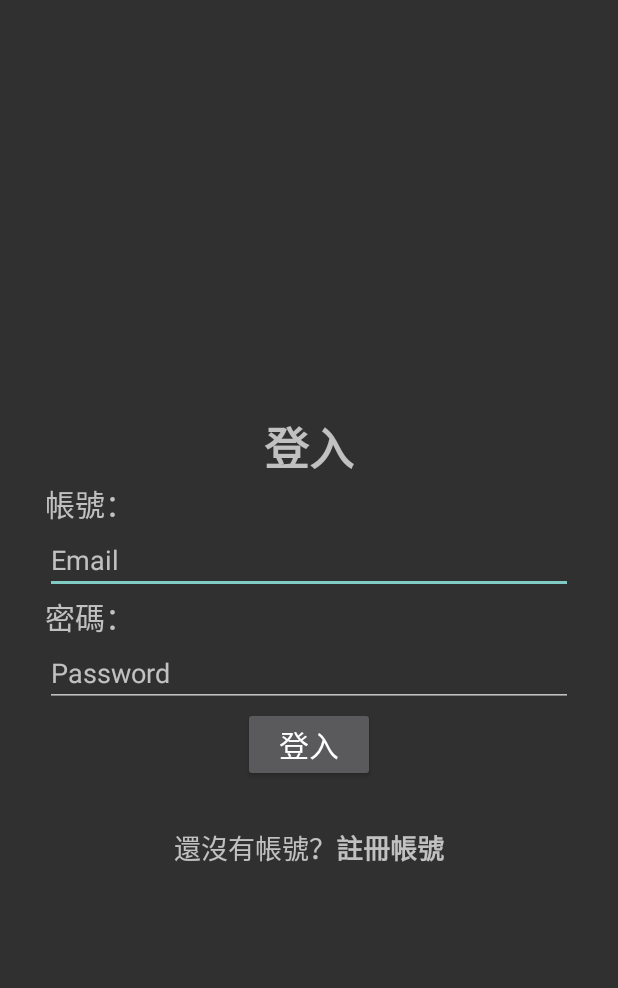
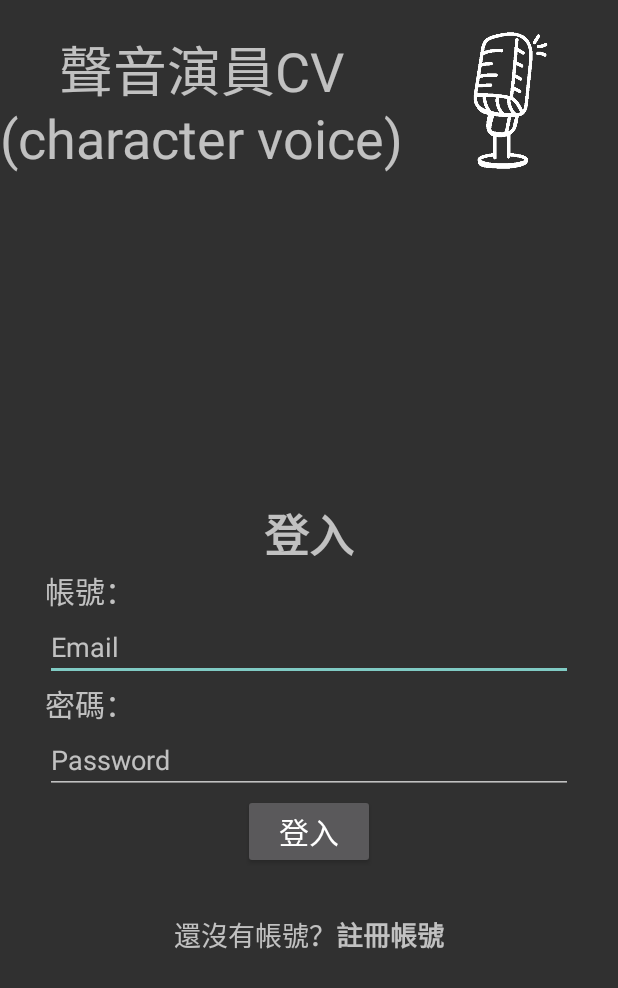
Before and after one commit to xuan2003/cv, an Android app: the screen it shows after launch (MainActivity), on a phone screen of 412 x 824 dp. Shown: the top 988 px of the screen. Run offline under Robolectric (Android 15) with nearby library versions, the phone set to English and light mode, and no system bars; our stand-ins replace Firebase (no records; nobody signed in at launch, a user with empty details on screens opened directly).

Commit message:
2023/07/30暑假app練習

```diff
--- a/app/src/main/res/layout/activity_main.xml
+++ b/app/src/main/res/layout/activity_main.xml
@@ -5,36 +5,66 @@
     android:layout_width="match_parent"
     android:layout_height="match_parent"
     tools:context=".MainActivity"
+    android:orientation="vertical">
+
+    <TextView
+        android:id="@+id/textView11"
+        android:layout_width="match_parent"
+        android:layout_height="wrap_content" />
+
+    <LinearLayout
+        android:layout_width="match_parent"
+        android:layout_height="wrap_content"
+        android:orientation="horizontal">
+
+        <TextView
+            android:layout_width="wrap_content"
+            android:layout_height="wrap_content"
+            android:text="聲音演員CV\n(character voice)"
+            android:textSize="36dp"
+            app:layout_constraintBottom_toBottomOf="parent"
+            app:layout_constraintEnd_toEndOf="parent"
+            app:layout_constraintStart_toStartOf="parent"
+            app:layout_constraintTop_toTopOf="parent"
+            android:gravity="center"/>
+
+        <ImageView
+            android:id="@+id/imageView"
+            android:layout_width="wrap_content"
+            android:layout_height="95dp"
+            android:layout_weight="1"
+            app:srcCompat="@drawable/mic" />
+
+    </LinearLayout>
+
+    <LinearLayout
+        android:layout_width="match_parent"
+        android:layout_height="match_parent"
         android:orientation="vertical"
         android:gravity="center">
 
         <LinearLayout
             android:layout_width="match_parent"
             android:layout_height="wrap_content"
-        android:orientation="vertical"/>
-
-    <LinearLayout
-        android:layout_width="match_parent"
-        android:layout_height="wrap_content"
+            android:gravity="center"
             android:orientation="vertical"
-        android:padding="30dp"
-        android:gravity="center">
+            android:padding="30dp">
 
             <TextView
                 android:id="@+id/txv3"
                 android:layout_width="match_parent"
                 android:layout_height="wrap_content"
+                android:gravity="center"
                 android:text="登入"
                 android:textSize="30sp"
-            android:textStyle="bold"
-            android:gravity="center"/>
+                android:textStyle="bold" />
 
             <TextView
                 android:id="@+id/txvEmail"
                 android:layout_width="match_parent"
                 android:layout_height="wrap_content"
                 android:text="帳號："
-            android:textSize="20sp"/>
+                android:textSize="20sp" />
 
             <EditText
                 android:id="@+id/editTextEmail"
@@ -49,7 +79,7 @@
                 android:layout_width="match_parent"
                 android:layout_height="wrap_content"
                 android:text="密碼："
-            android:textSize="20sp"/>
+                android:textSize="20sp" />
 
             <EditText
                 android:id="@+id/editTextPassword"
@@ -64,14 +94,14 @@
                 android:layout_width="wrap_content"
                 android:layout_height="wrap_content"
                 android:text="登入"
-            android:textSize="20sp"/>
+                android:textSize="20sp" />
         </LinearLayout>
 
         <LinearLayout
             android:layout_width="match_parent"
             android:layout_height="wrap_content"
-        android:orientation="horizontal"
-        android:gravity="center">
+            android:gravity="center"
+            android:orientation="horizontal">
 
             <TextView
                 android:id="@+id/txv1"
@@ -84,10 +114,14 @@
                 android:id="@+id/txv2"
                 android:layout_width="wrap_content"
                 android:layout_height="match_parent"
+                android:clickable="true"
                 android:text="註冊帳號"
                 android:textSize="18sp"
-            android:textStyle="bold"
-            android:onClick="ture"/>
+                android:textStyle="bold" />
         </LinearLayout>
 
     </LinearLayout>
+
+
+
+</LinearLayout>
--- a/app/src/main/res/layout/activity_signup.xml
+++ b/app/src/main/res/layout/activity_signup.xml
@@ -103,7 +103,7 @@
             android:layout_width="wrap_content"
             android:layout_height="match_parent"
             android:onClick="ture"
-            android:text="註冊帳號"
+            android:text="登入帳號"
             android:textSize="18sp"
             android:textStyle="bold" />
     </LinearLayout>
```
Also changed, not shown: app/src/main/java/tw/edu/pu/csim/s1102294/asdfgh/login.kt (deleted, +0 -95 lines), app/src/main/res/layout/activity_login.xml (deleted, +0 -93 lines). Lines whose indentation alone changed are shown as unchanged.
